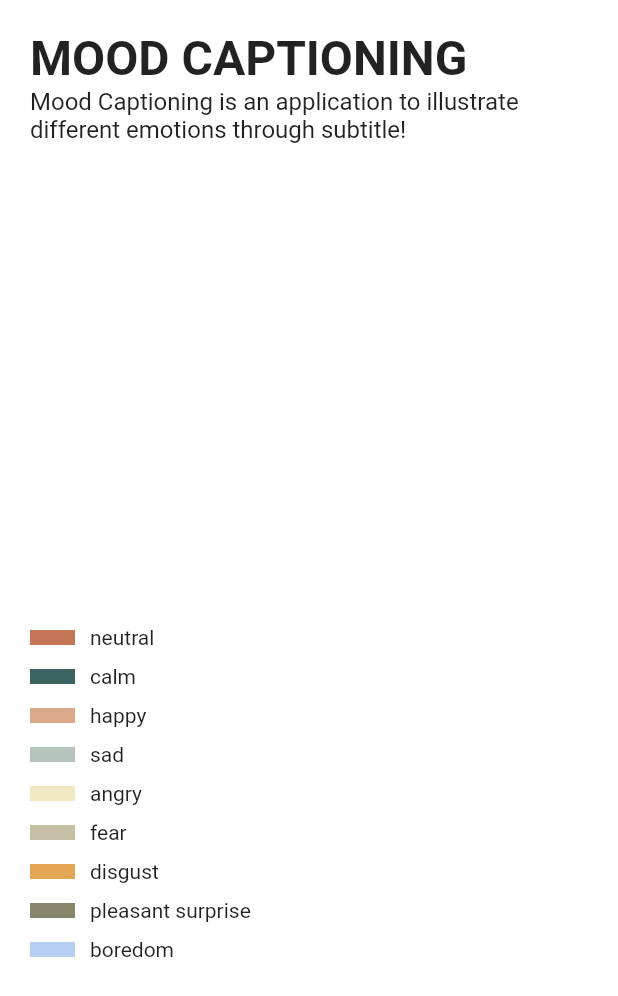
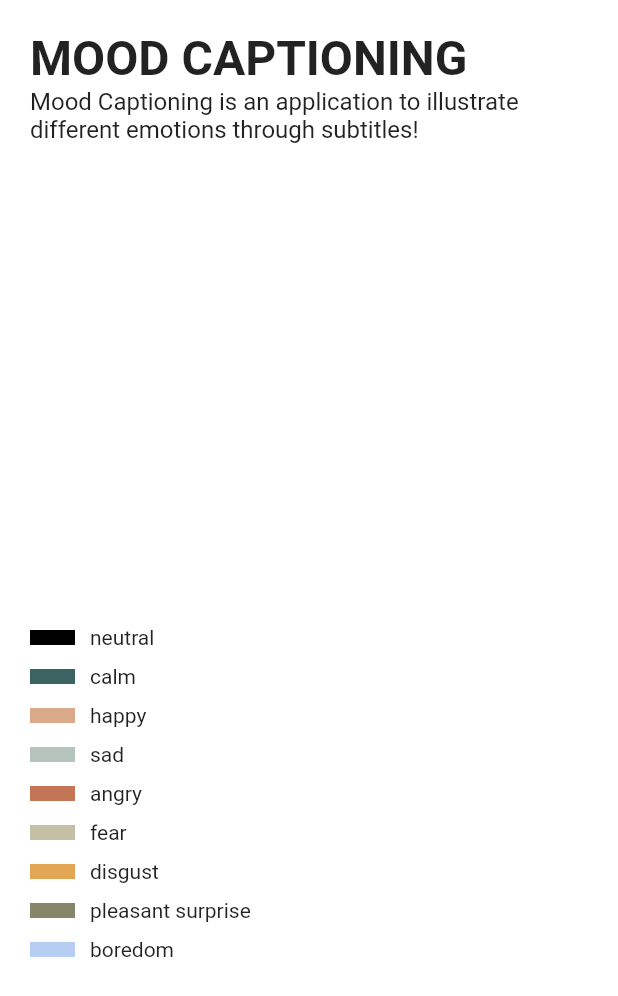
Before and after one commit to jsangsrichan/mood-captioning, a Flutter app: the SideLayout widget shown alone on an empty page, opened directly, on a phone screen of 412 x 824 dp. Shown: the top 996 px of the screen. Run offline on Flutter 3.47's test engine with Material 2 defaults, Android fonts, the phone set to English and light mode, and no system bars; our stand-ins replace chewie, video_player; Roboto replaces fonts that are missing (Lora, Montserrat).

Commit message:
Swap colors

```diff
--- a/app/mood_captioning_app/lib/components/side_bar.dart
+++ b/app/mood_captioning_app/lib/components/side_bar.dart
@@ -6,7 +6,7 @@ class SideLayout extends StatelessWidget {
   @override
   Widget build(BuildContext context) {
     String description =
-        "Mood Captioning is an application to illustrate different emotions through subtitle!";
+        "Mood Captioning is an application to illustrate different emotions through subtitles!";
     return Container(
       color: const Color(0xffffffff),
       child: Expanded(
@@ -98,7 +98,7 @@ class ColorKeys extends StatelessWidget {
       backgroundColor: const Color(0xffffffff),
       body: Column(
         children: <Widget>[
-          makeColorKey('neutral', const Color(0xFFC47556)),
+          makeColorKey('neutral', Colors.black),
           const SizedBox(height: 10),
           makeColorKey('calm', const Color(0xFF3B6362)),
           const SizedBox(height: 10),
@@ -106,7 +106,7 @@ class ColorKeys extends StatelessWidget {
           const SizedBox(height: 10),
           makeColorKey('sad', const Color(0xFFB5C5BB)),
           const SizedBox(height: 10),
-          makeColorKey('angry', const Color(0xFFF2E8C4)),
+          makeColorKey('angry', const Color(0xFFC47556)),
           const SizedBox(height: 10),
           makeColorKey('fear', const Color(0xFFC5BFA5)),
           const SizedBox(height: 10),
```
